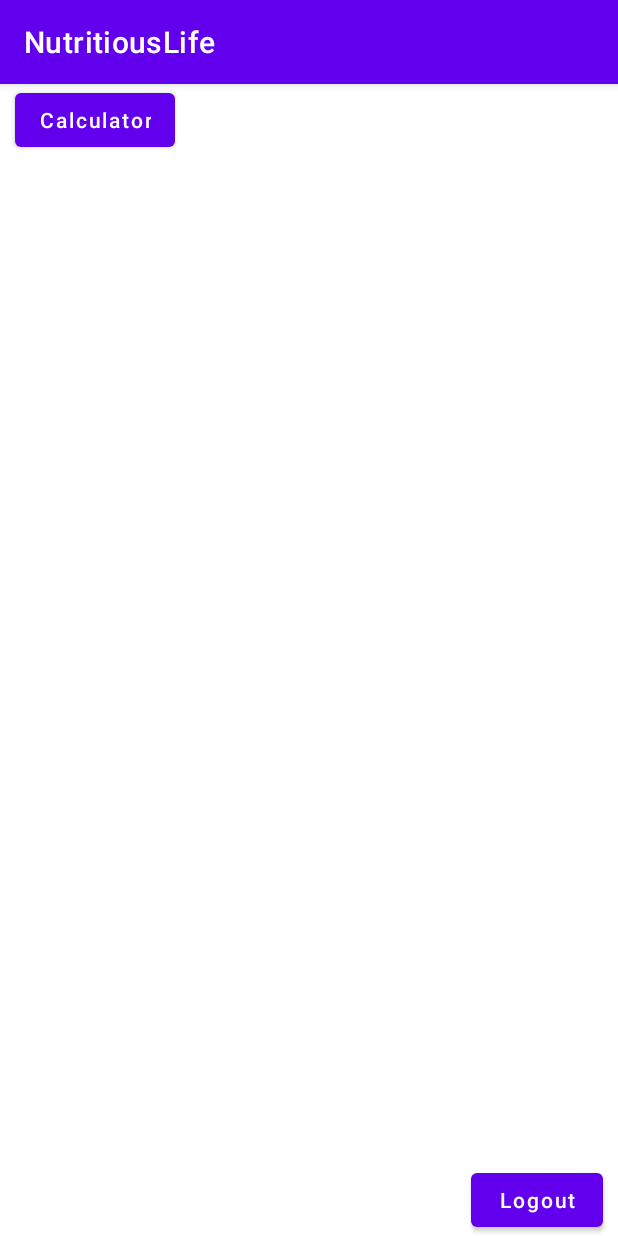
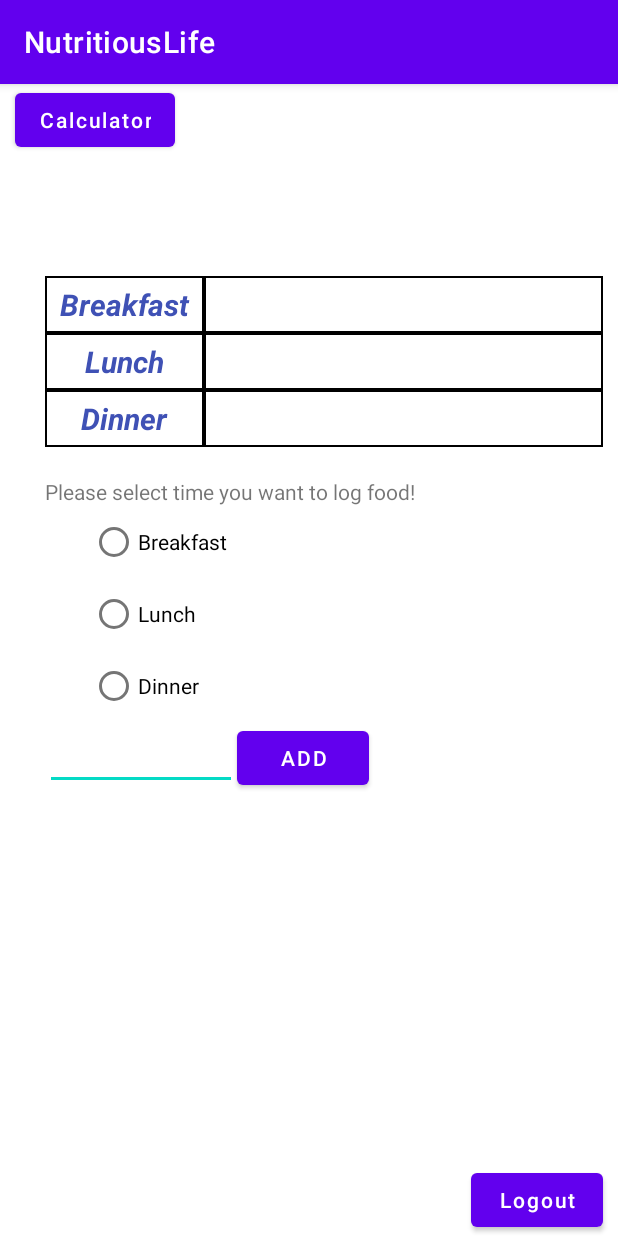
Before and after one commit to LlockieLleone/NutritiousLife, an Android app: the Home screen opened directly, with no data from a screen before it, on a phone screen of 412 x 824 dp. Run offline under Robolectric (Android 15) with nearby library versions, the phone set to English and light mode, and no system bars; our stand-ins replace Firebase (no records; nobody signed in at launch, a user with empty details on screens opened directly).

Commit message:
feat: search + add to logtable

```diff
--- a/app/src/main/java/com/example/nutritiouslife/Home.java
+++ b/app/src/main/java/com/example/nutritiouslife/Home.java
@@ -1,26 +1,54 @@
 package com.example.nutritiouslife;
 
 import androidx.annotation.NonNull;
+import androidx.annotation.Nullable;
 import androidx.appcompat.app.AppCompatActivity;
 
 import android.content.Intent;
 import android.os.Bundle;
+import android.util.Log;
 import android.view.View;
+import android.widget.ArrayAdapter;
 import android.widget.Button;
+import android.widget.CompoundButton;
+import android.widget.EditText;
+import android.widget.ListView;
+import android.widget.RadioButton;
+import android.widget.RadioGroup;
+import android.widget.SearchView;
+import android.widget.TextView;
 import android.widget.Toast;
 
+import com.google.android.gms.tasks.OnFailureListener;
+import com.google.android.gms.tasks.OnSuccessListener;
+import com.google.firebase.database.ChildEventListener;
 import com.google.firebase.database.DataSnapshot;
 import com.google.firebase.database.DatabaseError;
 import com.google.firebase.database.DatabaseReference;
 import com.google.firebase.database.FirebaseDatabase;
 import com.google.firebase.database.ValueEventListener;
 
+import java.util.HashMap;
+import java.util.List;
+import java.util.Map;
+
+import model.Food;
+import model.User;
+
+import static android.widget.Toast.LENGTH_LONG;
+
 public class Home extends AppCompatActivity implements View.OnClickListener, ValueEventListener {
-    Button btnLogout, btnCalculator;
+    Button btnLogout, btnCalculator, btnAddSearch;
     String userId = "";
     private int weight;
+    ListView listViewSearch;
+    EditText editTextSearch;
+    TextView textViewBreakfast;
+    RadioButton rbBreakfast, rbLunch, rbDinner;
+    String selection = "";
 
-    DatabaseReference userDatabase, userChild;
+
+    DatabaseReference userDatabase, userChild, foodDatabase, foodChild;
 
     @Override
     protected void onCreate(Bundle savedInstanceState) {
@@ -32,36 +60,63 @@ public class Home extends AppCompatActivity implements View.OnClickListener, Val
     private void initialize() {
         btnLogout = findViewById(R.id.btnLogout);
         btnCalculator = findViewById(R.id.btnCalculator);
+        btnAddSearch = findViewById(R.id.btnAddSearch);
+
+        rbBreakfast = findViewById(R.id.rbBreakfast);
+        rbLunch = findViewById(R.id.rbLunch);
+        rbDinner = findViewById(R.id.rbDinner);
+
+        editTextSearch = findViewById(R.id.editTextSearch);
+        listViewSearch = findViewById(R.id.listViewSearch);
+
+        textViewBreakfast = findViewById(R.id.textViewBreakfast);
+
         userId = getIntent().getStringExtra("id");
 
         userDatabase = FirebaseDatabase.getInstance().getReference("user");
+        foodDatabase = FirebaseDatabase.getInstance().getReference("food");
 
     }
 
     @Override
     public void onClick(View view) {
         int id = view.getId();
-        switch(id) {
-            case R.id.btnLogout: logout();break;
-            case R.id.btnCalculator: calculator();break;
+        switch (id) {
+            case R.id.btnLogout:
+                logout();
+                break;
+            case R.id.btnCalculator:
+                calculator();
+                break;
+            case R.id.rbBreakfast:
+                selection = rbBreakfast.getText().toString();
+                break;
+            case R.id.rbLunch:
+                selection = rbLunch.getText().toString();
+                break;
+            case R.id.rbDinner:
+                selection = rbDinner.getText().toString();
+                break;
+            case R.id.btnAddSearch:
+                searchFood();
+                break;
         }
     }
 
+
     private void logout() {
-
         Intent intent = new Intent(this, MainActivity.class);
         startActivity(intent);
     }
 
     private void calculator() {
         userChild = FirebaseDatabase.getInstance().getReference("user").child(String.valueOf(userId));
-
         userChild.addValueEventListener(this);
     }
 
     @Override
     public void onDataChange(@NonNull DataSnapshot dataSnapshot) {
-        if(dataSnapshot.exists()) {
+        if (dataSnapshot.exists()) {
 
             weight = Integer.valueOf(dataSnapshot.child("weight").getValue().toString());
 
@@ -71,13 +126,13 @@ public class Home extends AppCompatActivity implements View.OnClickListener, Val
 
             Toast.makeText(this,
                     "data before send is " + weight,
-                    Toast.LENGTH_LONG).show();
+                    LENGTH_LONG).show();
 
             startActivity(intent);
-        }else{
+        } else {
             Toast.makeText(this,
                     "Fail to find user data from database",
-                    Toast.LENGTH_LONG).show();
+                    LENGTH_LONG).show();
         }
     }
 
@@ -85,4 +140,56 @@ public class Home extends AppCompatActivity implements View.OnClickListener, Val
     public void onCancelled(@NonNull DatabaseError databaseError) {
 
     }
+    private void searchFood() {
+        String inputFoodName = editTextSearch.getText().toString();
+        foodChild = FirebaseDatabase.getInstance().getReference("food").child(inputFoodName);
+        foodChild.orderByChild("name").addListenerForSingleValueEvent(new ValueEventListener() {
+            @Override
+            public void onDataChange(@NonNull DataSnapshot dataSnapshot) {
+                if (dataSnapshot.exists()) {
+                    String foodname = dataSnapshot.child("name").getValue().toString();
+                    String kcal = dataSnapshot.child("kcal").getValue().toString();
+
+                    String key = userDatabase.child("logfood").push().getKey();
+                    User user = new User(foodname, kcal);
+                    Map<String, Object> logFoodValues = user.toMapLogFood();
+
+                    Map<String, Object> logFoodUpdate = new HashMap<>();
+                    logFoodUpdate.put("foodname " + foodname, logFoodValues);
+                    logFoodUpdate.put("kcal " + kcal, logFoodValues);
+                    userDatabase.child(userId).child("foodlog")
+                            .addListenerForSingleValueEvent(new ValueEventListener() {
+                                @Override
+                                public void onDataChange(@NonNull DataSnapshot dataSnapshot) {
+                                    userDatabase.child(userId).child("foodlog").child("breakfast").child(key).setValue(logFoodUpdate);
+                                    textViewBreakfast.append(foodname+"\n"+kcal);
+
+                                    //I CANNOT SELECT THE RADIO BUTTON YET
+                                    //THE KCAL WITH FLOAT VALUE CANNOT BE ADD INTO FOOD LOG
+                                    //Activity reloads automatically after press Add(search)
+
+//                        if(selection.equals("Breakfast")){
+//                            userDatabase.child(userId).child("foodlog").child("breakfast").child(key).setValue(logFoodUpdate);
+//                        }
+//                        else if(selection.equals("Lunch")){
+//                            userDatabase.child(userId).child("foodlog").child("lunch").child(key).setValue(logFoodUpdate);
+//                        }
+//                        else if(selection.equals("Dinner")){
+//                            userDatabase.child(userId).child("foodlog").child("dinner").child(key).setValue(logFoodUpdate);
+//                        }
+
+                                }
+                                @Override
+                                public void onCancelled(@NonNull DatabaseError databaseError) {
+
+                                }
+                            });
+                }
+            }
+            @Override
+            public void onCancelled (@NonNull DatabaseError databaseError){
+            }
+        });
+    }
+
 }
--- /dev/null
+++ b/app/src/main/res/drawable/table_border.xml
@@ -0,0 +1,5 @@
+<?xml version="1.0" encoding="utf-8"?>
+<shape xmlns:android="http://schemas.android.com/apk/res/android">
+    <solid android:color="#ffffff"/>
+    <stroke android:width="1dp" android:color="#000000"/>
+</shape>
--- a/app/src/main/res/layout/activity_home.xml
+++ b/app/src/main/res/layout/activity_home.xml
@@ -31,4 +31,161 @@
 
         android:textAllCaps="false"
         android:onClick="onClick" />
+
+    <TableLayout
+        android:id="@+id/tableLog"
+        android:layout_width="wrap_content"
+        android:layout_height="wrap_content"
+        android:layout_marginTop="60dp"
+        android:padding="20dp"
+        android:stretchColumns="2"
+        android:gravity="center"
+        app:layout_constraintTop_toBottomOf="@+id/btnCalculator"
+        app:layout_constraintLeft_toLeftOf="@+id/btnCalculator"
+        >
+        <TableRow
+            android:layout_width="fill_parent"
+            android:layout_height="0dp"
+            >
+            <TextView
+                android:layout_width="match_parent"
+                android:layout_height="match_parent"
+                android:textAppearance="?android:attr/textAppearanceLarge"
+                android:text=" Breakfast "
+                style="@style/headStyle"
+                />
+
+            <TextView
+                android:id="@+id/textViewBreakfast"
+                android:layout_width="wrap_content"
+                android:layout_height="match_parent"
+                android:gravity="center"
+                android:layout_span="2"
+                style="@style/dataStyle"
+                />
+        </TableRow>
+
+        <TableRow
+            android:layout_width="fill_parent"
+            android:layout_height="0dp"
+            >
+
+            <TextView
+                android:layout_width="match_parent"
+                android:layout_height="match_parent"
+                android:textAppearance="?android:attr/textAppearanceLarge"
+                android:text=" Lunch "
+                style="@style/headStyle"
+
+                />
+
+            <TextView
+                android:layout_width="wrap_content"
+                android:layout_height="match_parent"
+                android:gravity="center"
+                android:layout_span="2"
+                style="@style/dataStyle"
+                />
+        </TableRow>
+
+
+
+        <TableRow
+            android:layout_width="fill_parent"
+            android:layout_height="0dp"
+            >
+
+            <TextView
+                android:layout_width="match_parent"
+                android:layout_height="match_parent"
+                android:textAppearance="?android:attr/textAppearanceLarge"
+                android:text=" Dinner "
+                style="@style/headStyle"
+
+                />
+
+            <TextView
+                android:layout_width="wrap_content"
+                android:layout_height="match_parent"
+                android:gravity="center"
+                android:layout_span="2"
+                style="@style/dataStyle"
+                />
+        </TableRow>
+
+
+    </TableLayout>
+
+    <TextView
+        android:id="@+id/textViewDescription"
+        android:layout_width="wrap_content"
+        android:layout_height="wrap_content"
+        app:layout_constraintTop_toBottomOf="@+id/tableLog"
+        app:layout_constraintLeft_toLeftOf="parent"
+        android:layout_marginLeft="30dp"
+        android:text="Please select time you want to log food!" />
+
+    <RadioGroup
+        android:id="@+id/rgTime"
+        android:layout_width="wrap_content"
+        android:layout_height="wrap_content"
+        app:layout_constraintTop_toBottomOf="@+id/textViewDescription"
+        app:layout_constraintLeft_toLeftOf="parent"
+        android:layout_marginLeft="60dp"
+        >
+
+        <RadioButton
+            android:id="@+id/rbBreakfast"
+            android:layout_width="match_parent"
+            android:layout_height="wrap_content"
+            android:text="Breakfast"
+            android:onClick="onClick"
+            />
+
+        <RadioButton
+            android:id="@+id/rbLunch"
+            android:layout_width="match_parent"
+            android:layout_height="wrap_content"
+            android:text="Lunch"
+            android:onClick="onClick"
+            />
+
+        <RadioButton
+            android:id="@+id/rbDinner"
+            android:layout_width="match_parent"
+            android:layout_height="wrap_content"
+            android:text="Dinner"
+            android:onClick="onClick"
+            />
+
+    </RadioGroup>
+    <EditText
+        android:id="@+id/editTextSearch"
+        android:layout_width="wrap_content"
+        android:layout_height="wrap_content"
+        android:ems="6"
+        android:text=""
+        app:layout_constraintTop_toBottomOf="@id/rgTime"
+        app:layout_constraintLeft_toLeftOf="parent"
+        android:layout_marginLeft="30dp" />
+
+    <Button
+        android:id="@+id/btnAddSearch"
+        android:layout_width="wrap_content"
+        android:layout_height="wrap_content"
+        android:text="Add"
+        app:layout_constraintTop_toBottomOf="@+id/rgTime"
+        app:layout_constraintLeft_toRightOf="@+id/editTextSearch"
+        android:onClick="onClick"
+        />
+
+    <ListView
+        android:id="@+id/listViewSearch"
+        android:layout_width="match_parent"
+        android:layout_height="match_parent"
+        android:divider="#ad5"
+        android:dividerHeight="2dp"
+        android:layout_below="@+id/editTextSearch"
+        />
+
 </androidx.constraintlayout.widget.ConstraintLayout>
--- a/app/src/main/res/values/styles.xml
+++ b/app/src/main/res/values/styles.xml
@@ -13,4 +13,21 @@
         <item name="android:gravity">center</item>
         <item name="android:padding">5dp</item>
     </style>
+    <style name="headStyle">
+        <item name="android:textSize">20sp</item>
+        <item name="android:textColor">#3F51B5</item>
+        <item name="android:textStyle">bold|italic</item>
+        <item name="android:gravity">center</item>
+        <item name="android:padding">5dp</item>
+        <item name="android:background">@drawable/table_border</item>
+    </style>
+
+    <style name="dataStyle">
+        <item name="android:textSize">20sp</item>
+        <item name="android:textColor">#3F51B5</item>
+        <item name="android:textStyle">bold|italic</item>
+        <item name="android:gravity">left</item>
+        <item name="android:padding">5dp</item>
+        <item name="android:background">@drawable/table_border</item>
+    </style>
 </resources>
```
Also changed, not shown: app/src/main/java/model/Food.java (added, +43 -0 lines), app/src/main/java/model/User.java (+33 -0 lines), 1 other file.
